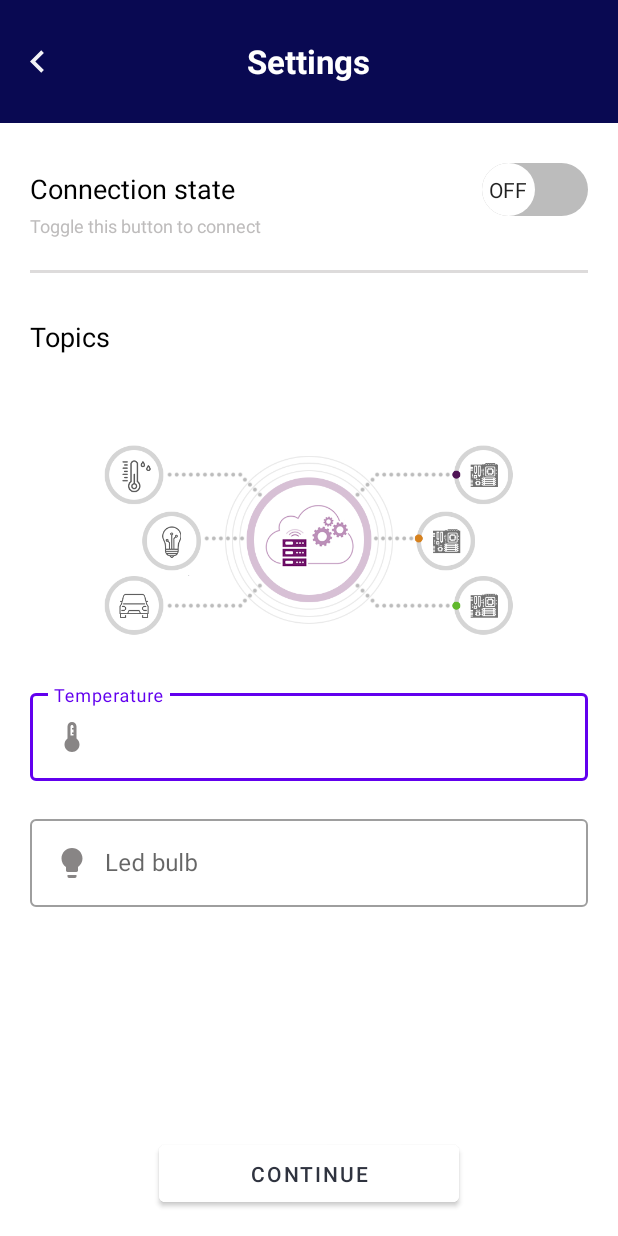
After one commit to Eshan9715/TempMobile, an Android app: the Settings screen opened directly, with no data from a screen before it, on a phone screen of 412 x 824 dp. The commit adds this screen. Run offline under Robolectric (Android 15) with nearby library versions, the phone set to English and light mode, and no system bars.

Commit message:
Add Settings UI

```diff
--- a/app/src/main/AndroidManifest.xml
+++ b/app/src/main/AndroidManifest.xml
@@ -14,6 +14,9 @@
         android:roundIcon="@mipmap/ic_launcher_round"
         android:supportsRtl="true"
         android:theme="@style/Theme.Temperature_mqtt">
+        <activity
+            android:name=".Settings"
+            android:exported="false" />
         <activity
             android:name=".SplashScreen"
             android:exported="false" />
--- a/app/src/main/java/com/example/hivemqmobile/LED.java
+++ b/app/src/main/java/com/example/hivemqmobile/LED.java
@@ -7,14 +7,51 @@ import androidx.fragment.app.Fragment;
 import android.view.LayoutInflater;
 import android.view.View;
 import android.view.ViewGroup;
+import android.widget.ImageView;
+
+import com.google.android.material.card.MaterialCardView;
 
 
 public class LED extends Fragment {
+    View v;
+    MaterialCardView onB, offB;
+    ImageView bulbON, bulbOFF;
 
     @Override
     public View onCreateView(LayoutInflater inflater, ViewGroup container,
                              Bundle savedInstanceState) {
         // Inflate the layout for this fragment
-        return inflater.inflate(R.layout.fragment_l_e_d, container, false);
+        v = inflater.inflate(R.layout.fragment_l_e_d, container, false);
+
+        onB = v.findViewById(R.id.l1);
+        offB = v.findViewById(R.id.l2);
+        bulbON = v.findViewById(R.id.ledOn);
+        bulbOFF = v.findViewById(R.id.ledOff);
+
+        bulbON.setVisibility(View.INVISIBLE);
+
+        onB.setOnClickListener(new View.OnClickListener() {
+            @Override
+            public void onClick(View view) {
+                bulbOFF.setVisibility(View.INVISIBLE);
+                bulbON.setVisibility(View.VISIBLE);
+
+
+            }
+        });
+
+        offB.setOnClickListener(new View.OnClickListener() {
+            @Override
+            public void onClick(View view) {
+                bulbON.setVisibility(View.INVISIBLE);
+                bulbOFF.setVisibility(View.VISIBLE);
+            }
+        });
+
+
+
+
+
+        return v;
     }
 }
--- /dev/null
+++ b/app/src/main/java/com/example/hivemqmobile/Settings.java
@@ -0,0 +1,14 @@
+package com.example.hivemqmobile;
+
+import androidx.appcompat.app.AppCompatActivity;
+
+import android.os.Bundle;
+
+public class Settings extends AppCompatActivity {
+
+    @Override
+    protected void onCreate(Bundle savedInstanceState) {
+        super.onCreate(savedInstanceState);
+        setContentView(R.layout.activity_settings);
+    }
+}
--- a/app/src/main/java/com/example/hivemqmobile/Temp.java
+++ b/app/src/main/java/com/example/hivemqmobile/Temp.java
@@ -7,13 +7,22 @@ import androidx.fragment.app.Fragment;
 import android.view.LayoutInflater;
 import android.view.View;
 import android.view.ViewGroup;
+import android.widget.TextView;
 
 public class Temp extends Fragment {
+    View v;
+    TextView temCel, temFra;
 
     @Override
     public View onCreateView(LayoutInflater inflater, ViewGroup container,
                              Bundle savedInstanceState) {
         // Inflate the layout for this fragment
-        return inflater.inflate(R.layout.fragment_temp, container, false);
+        v = inflater.inflate(R.layout.fragment_temp, container, false);
+
+        temCel = v.findViewById(R.id.room_cel);
+        temFra = v.findViewById(R.id.room_fah);
+
+
+        return  v;
     }
 }
--- /dev/null
+++ b/app/src/main/res/drawable-v24/thumb.xml
@@ -0,0 +1,16 @@
+<?xml version="1.0" encoding="utf-8"?>
+<selector xmlns:android="http://schemas.android.com/apk/res/android">
+    <item android:state_checked="true">
+        <shape android:shape="oval">
+            <solid android:color="@color/white"/>
+            <size android:height="35dp" android:width="35dp"/>
+        </shape>
+    </item>
+
+    <item android:state_checked="false">
+        <shape android:shape="oval">
+            <solid android:color="@color/white"/>
+            <size android:height="35dp" android:width="35dp"/>
+        </shape>
+    </item>
+</selector>
--- /dev/null
+++ b/app/src/main/res/drawable-v24/track.xml
@@ -0,0 +1,18 @@
+<?xml version="1.0" encoding="utf-8"?>
+<selector xmlns:android="http://schemas.android.com/apk/res/android">
+    <item android:state_checked="true">
+        <shape android:shape="rectangle">
+            <solid android:color="@color/black_blue"/>
+            <size android:height="8dp" />
+            <corners android:radius="100dp"/>
+        </shape>
+    </item>
+
+    <item android:state_checked="false">
+        <shape android:shape="rectangle">
+            <solid android:color="#bcbcbc"/>
+            <size android:height="8dp" />
+            <corners android:radius="100dp"/>
+        </shape>
+    </item>
+</selector>
--- /dev/null
+++ b/app/src/main/res/drawable/ic_baseline_lightbulb_24.xml
@@ -0,0 +1,5 @@
+<vector android:height="24dp" android:tint="#888585"
+    android:viewportHeight="24" android:viewportWidth="24"
+    android:width="24dp" xmlns:android="http://schemas.android.com/apk/res/android">
+    <path android:fillColor="@android:color/white" android:pathData="M9,21c0,0.5 0.4,1 1,1h4c0.6,0 1,-0.5 1,-1v-1L9,20v1zM12,2C8.1,2 5,5.1 5,9c0,2.4 1.2,4.5 3,5.7L8,17c0,0.5 0.4,1 1,1h6c0.6,0 1,-0.5 1,-1v-2.3c1.8,-1.3 3,-3.4 3,-5.7 0,-3.9 -3.1,-7 -7,-7z"/>
+</vector>
--- /dev/null
+++ b/app/src/main/res/drawable/ic_outline_device_thermostat_24.xml
@@ -0,0 +1,5 @@
+<vector android:height="24dp" android:tint="#888585"
+    android:viewportHeight="24" android:viewportWidth="24"
+    android:width="24dp" xmlns:android="http://schemas.android.com/apk/res/android">
+    <path android:fillColor="@android:color/white" android:pathData="M15,13V5c0,-1.66 -1.34,-3 -3,-3S9,3.34 9,5v8c-1.21,0.91 -2,2.37 -2,4c0,2.76 2.24,5 5,5s5,-2.24 5,-5C17,15.37 16.21,13.91 15,13zM11,11V5c0,-0.55 0.45,-1 1,-1s1,0.45 1,1v1h-1v1h1v1v1h-1v1h1v1H11z"/>
+</vector>
--- a/app/src/main/res/layout/activity_home.xml
+++ b/app/src/main/res/layout/activity_home.xml
@@ -10,7 +10,8 @@
 
     <LinearLayout
         android:layout_width="match_parent"
-        android:layout_height="75dp"
+        android:layout_height="0dp"
+        android:layout_weight="1"
         android:layout_gravity="center"
         android:background="@color/black_blue"
         android:orientation="horizontal">
@@ -44,7 +45,8 @@
 
     <LinearLayout
         android:layout_width="match_parent"
-        android:layout_height="wrap_content"
+        android:layout_height="0dp"
+        android:layout_weight="9"
         android:orientation="vertical">
 
         <com.google.android.material.tabs.TabLayout
--- /dev/null
+++ b/app/src/main/res/layout/activity_settings.xml
@@ -0,0 +1,187 @@
+<?xml version="1.0" encoding="utf-8"?>
+<LinearLayout
+    xmlns:android="http://schemas.android.com/apk/res/android"
+    xmlns:app="http://schemas.android.com/apk/res-auto"
+    xmlns:tools="http://schemas.android.com/tools"
+    android:layout_width="match_parent"
+    android:layout_height="match_parent"
+    android:orientation="vertical"
+    xmlns:circular="http://schemas.android.com/apk/res-auto"
+    tools:context=".Settings">
+
+    <LinearLayout
+        android:layout_width="match_parent"
+        android:layout_height="0dp"
+        android:layout_weight="1"
+        android:layout_gravity="center"
+        android:background="@color/black_blue"
+        android:orientation="horizontal">
+
+        <RelativeLayout
+            android:layout_width="match_parent"
+            android:layout_height="match_parent">
+
+            <ImageView
+                android:id="@+id/back_sett"
+                android:layout_width="30dp"
+                android:layout_height="30dp"
+                android:layout_centerVertical="true"
+                android:layout_marginHorizontal="10dp"
+                android:src="@drawable/ic_baseline_keyboard_arrow_left_24" />
+
+
+            <TextView
+                android:layout_width="wrap_content"
+                android:layout_height="wrap_content"
+                android:layout_centerInParent="true"
+                android:gravity="left"
+                android:text="Settings"
+                android:textColor="@color/white"
+                android:textSize="22dp"
+                android:textStyle="bold" />
+
+        </RelativeLayout>
+
+
+    </LinearLayout>
+
+    <LinearLayout
+        android:layout_width="match_parent"
+        android:layout_height="0dp"
+        android:layout_weight="8">
+
+        <ScrollView
+            android:layout_width="match_parent"
+            android:layout_height="match_parent">
+
+            <LinearLayout
+                android:layout_width="match_parent"
+                android:layout_height="wrap_content"
+                android:orientation="vertical"
+                android:background="@color/white">
+
+
+                <RelativeLayout
+                    android:layout_width="match_parent"
+                    android:layout_height="match_parent"
+                    android:background="@color/white">
+
+                    <TextView
+                        android:id="@+id/c1"
+                        android:layout_width="wrap_content"
+                        android:layout_height="wrap_content"
+                        android:layout_gravity="left"
+                        android:layout_centerVertical="true"
+                        android:layout_marginHorizontal="20dp"
+                        android:layout_marginTop="20dp"
+                        android:text="Connection state"
+                        android:textColor="@color/black"
+                        android:textSize="18sp"
+                        android:textStyle="normal" />
+
+                    <TextView
+                        android:layout_width="wrap_content"
+                        android:layout_height="wrap_content"
+                        android:layout_below="@+id/c1"
+                        android:layout_gravity="left"
+                        android:layout_marginTop="15dp"
+                        android:layout_marginHorizontal="20dp"
+                        android:text="Toggle this button to connect"
+                        android:textColor="@color/button_grey"
+                        android:textSize="12sp"
+                        android:textStyle="normal" />
+
+
+                    <androidx.appcompat.widget.SwitchCompat
+                        android:id="@+id/switch_con"
+                        android:layout_width="wrap_content"
+                        android:layout_height="wrap_content"
+                        android:layout_alignParentRight="true"
+                        android:layout_marginHorizontal="20dp"
+                        android:layout_marginVertical="20dp"
+                        android:thumb="@drawable/thumb"
+                        app:showText="true"
+                        app:track="@drawable/track" />
+                </RelativeLayout>
+
+                <View
+                    android:layout_width="match_parent"
+                    android:layout_height="2dp"
+                    android:layout_marginVertical="10dp"
+                    android:layout_marginHorizontal="20dp"
+                    android:background="@color/d_grey"/>
+
+                <TextView
+                    android:layout_width="wrap_content"
+                    android:layout_height="wrap_content"
+                    android:textSize="18sp"
+                    android:layout_margin="20dp"
+                    android:textColor="@color/black"
+                    android:text="Topics"/>
+
+                <ImageView
+                    android:layout_width="match_parent"
+                    android:layout_height="200dp"
+                    android:layout_marginHorizontal="20dp"
+                    android:src="@drawable/iot"/>
+
+                <com.google.android.material.textfield.TextInputLayout
+                    style="@style/Widget.MaterialComponents.TextInputLayout.OutlinedBox"
+                    android:layout_width="match_parent"
+                    android:layout_marginHorizontal="20dp"
+                    android:layout_height="wrap_content">
+
+                    <com.google.android.material.textfield.TextInputEditText
+                        android:id="@+id/txt_tem"
+                        android:layout_width="match_parent"
+                        android:layout_height="wrap_content"
+                        android:hint="Temperature"
+                        android:drawablePadding="10dp"
+                        android:drawableLeft="@drawable/ic_outline_device_thermostat_24"
+                        android:inputType="textLongMessage" />
+
+                </com.google.android.material.textfield.TextInputLayout>
+
+                <com.google.android.material.textfield.TextInputLayout
+                    style="@style/Widget.MaterialComponents.TextInputLayout.OutlinedBox"
+                    android:layout_width="match_parent"
+                    android:layout_marginHorizontal="20dp"
+                    android:layout_marginTop="20dp"
+                    android:layout_height="wrap_content">
+
+                    <com.google.android.material.textfield.TextInputEditText
+                        android:id="@+id/text_led"
+                        android:layout_width="match_parent"
+                        android:layout_height="wrap_content"
+                        android:hint="Led bulb"
+                        android:drawablePadding="10dp"
+                        android:drawableLeft="@drawable/ic_baseline_lightbulb_24"
+                        android:inputType="textLongMessage" />
+
+                </com.google.android.material.textfield.TextInputLayout>
+
+            </LinearLayout>
+        </ScrollView>
+
+    </LinearLayout>
+
+    <LinearLayout
+        android:layout_width="match_parent"
+        android:layout_height="0dp"
+        android:gravity="center"
+        android:layout_weight="1">
+
+        <Button
+            android:id="@+id/btn_sett"
+            android:layout_width="200dp"
+            android:layout_height="50dp"
+            android:layout_marginVertical="15dp"
+            android:gravity="center"
+            android:backgroundTint="@color/white"
+            android:text="Continue"
+            android:textColor="@color/dark_blue" />
+
+    </LinearLayout>
+
+
+</LinearLayout>
```
Also changed, not shown: app/src/main/res/drawable/iot.gif (added).
